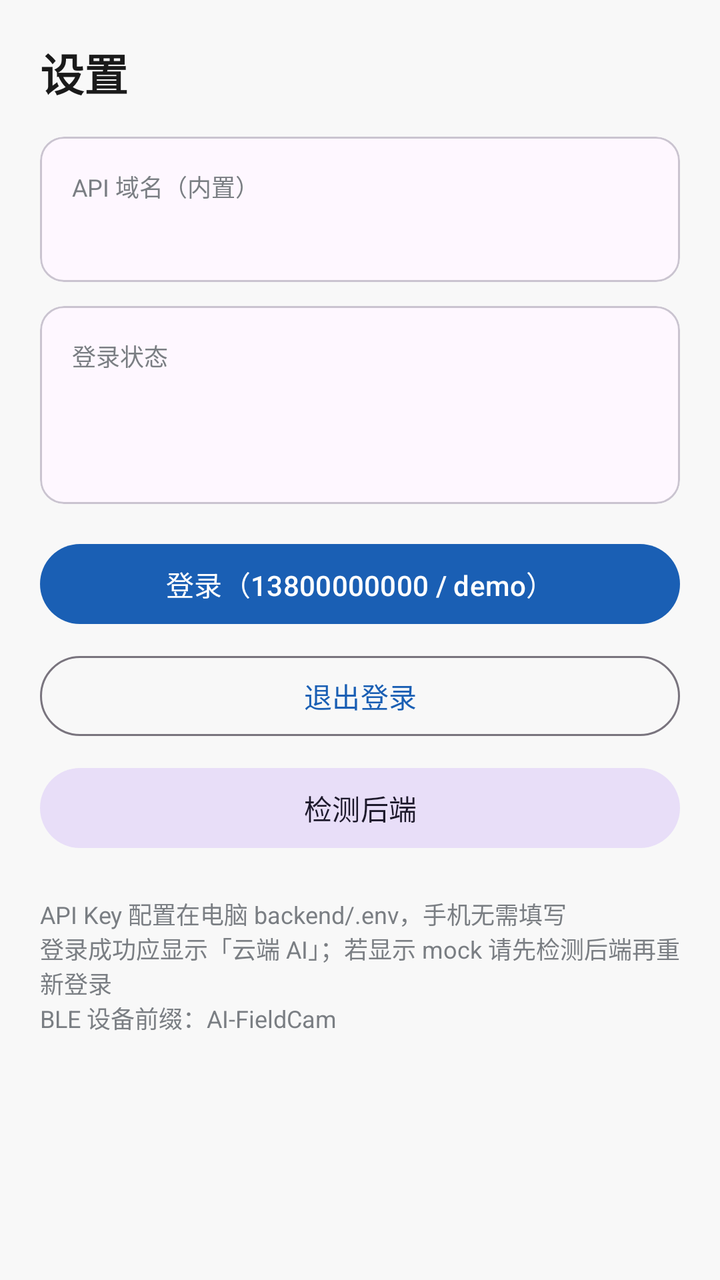
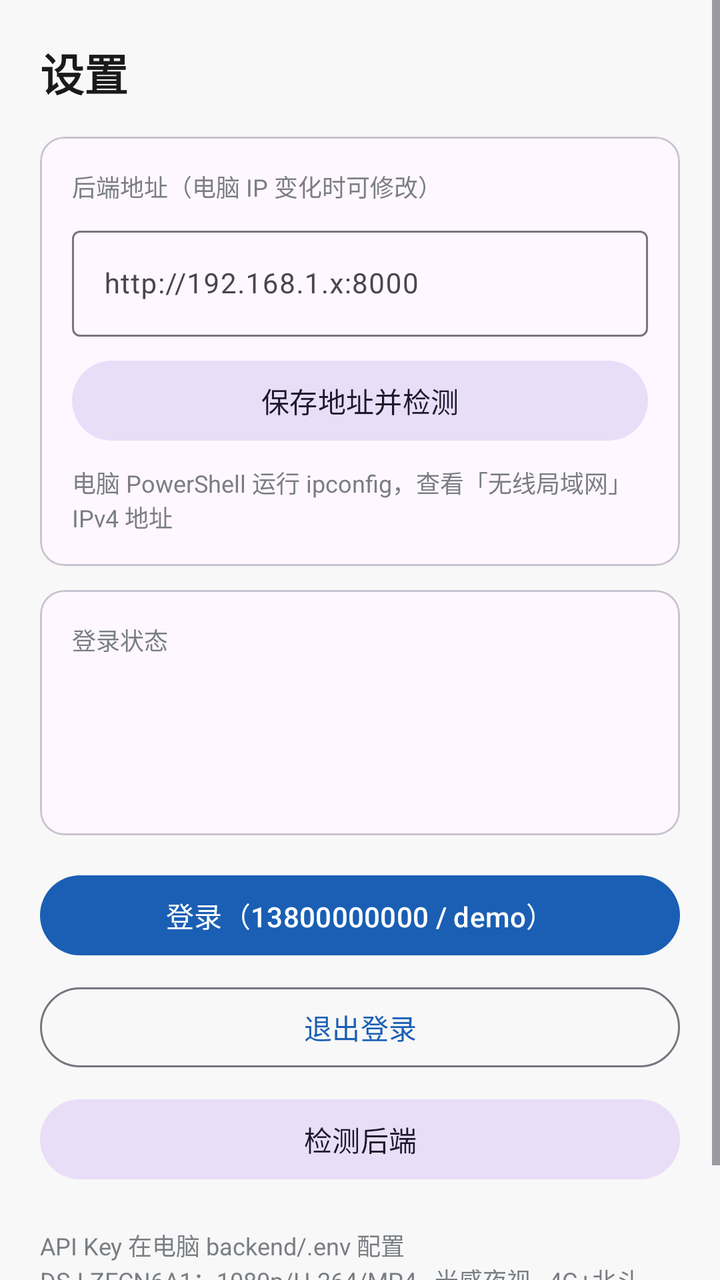

An Android layout rendered at two revisions. The XML below is the earlier revision; the diff shows what the commit changed to produce the second picture.
<!-- AndroidManifest.xml: application theme Theme.AIFieldCam -->
<!-- res/layout/fragment_settings.xml -->
<?xml version="1.0" encoding="utf-8"?>
<ScrollView
    xmlns:android="http://schemas.android.com/apk/res/android"
    android:layout_width="match_parent"
    android:layout_height="match_parent"
    android:background="@color/background"
    android:fillViewport="true">

    <LinearLayout
        android:layout_width="match_parent"
        android:layout_height="wrap_content"
        android:orientation="vertical"
        android:padding="20dp">

        <TextView
            android:layout_width="wrap_content"
            android:layout_height="wrap_content"
            android:text="设置"
            android:textColor="@color/on_background"
            android:textSize="22sp"
            android:textStyle="bold" />

        <com.google.android.material.card.MaterialCardView
            android:layout_width="match_parent"
            android:layout_height="wrap_content"
            android:layout_marginTop="16dp">

            <LinearLayout
                android:layout_width="match_parent"
                android:layout_height="wrap_content"
                android:orientation="vertical"
                android:padding="16dp">

                <TextView
                    android:layout_width="wrap_content"
                    android:layout_height="wrap_content"
                    android:text="API 域名（内置）"
                    android:textColor="@color/on_surface_variant"
                    android:textSize="12sp" />

                <TextView
                    android:id="@+id/tv_api_url"
                    android:layout_width="wrap_content"
                    android:layout_height="wrap_content"
                    android:layout_marginTop="4dp"
                    android:textColor="@color/primary"
                    android:textSize="14sp" />

            </LinearLayout>
        </com.google.android.material.card.MaterialCardView>

        <com.google.android.material.card.MaterialCardView
            android:layout_width="match_parent"
            android:layout_height="wrap_content"
            android:layout_marginTop="12dp">

            <LinearLayout
                android:layout_width="match_parent"
                android:layout_height="wrap_content"
                android:orientation="vertical"
                android:padding="16dp">

                <TextView
                    android:layout_width="wrap_content"
                    android:layout_height="wrap_content"
                    android:text="登录状态"
                    android:textColor="@color/on_surface_variant"
                    android:textSize="12sp" />

                <TextView
                    android:id="@+id/tv_login_status"
                    android:layout_width="wrap_content"
                    android:layout_height="wrap_content"
                    android:layout_marginTop="4dp"
                    android:textColor="@color/on_background"
                    android:textSize="16sp" />

                <TextView
                    android:id="@+id/tv_health"
                    android:layout_width="wrap_content"
                    android:layout_height="wrap_content"
                    android:layout_marginTop="6dp"
                    android:textColor="@color/on_surface_variant"
                    android:textSize="13sp" />

            </LinearLayout>
        </com.google.android.material.card.MaterialCardView>

        <com.google.android.material.button.MaterialButton
            android:id="@+id/btn_login"
            android:layout_width="match_parent"
            android:layout_height="wrap_content"
            android:layout_marginTop="16dp"
            android:text="登录（13800000000 / demo）" />

        <com.google.android.material.button.MaterialButton
            android:id="@+id/btn_logout"
            style="@style/Widget.Material3.Button.OutlinedButton"
            android:layout_width="match_parent"
            android:layout_height="wrap_content"
            android:layout_marginTop="8dp"
            android:text="退出登录" />

        <com.google.android.material.button.MaterialButton
            android:id="@+id/btn_ping"
            style="@style/Widget.Material3.Button.TonalButton"
            android:layout_width="match_parent"
            android:layout_height="wrap_content"
            android:layout_marginTop="8dp"
            android:text="检测后端" />

        <TextView
            android:layout_width="match_parent"
            android:layout_height="wrap_content"
            android:layout_marginTop="20dp"
            android:text="API Key 配置在电脑 backend/.env，手机无需填写\n登录成功应显示「云端 AI」；若显示 mock 请先检测后端再重新登录\nBLE 设备前缀：AI-FieldCam"
            android:textColor="@color/on_surface_variant"
            android:textSize="12sp" />

    </LinearLayout>
</ScrollView>
<!-- resources referenced by this layout -->
<resources>
  <color name="background">#F8F8F8</color>
  <color name="on_background">#1A1A1A</color>
  <color name="on_surface_variant">#7A7E83</color>
  <color name="primary">#1A5FB4</color>
  <style name="Theme.AIFieldCam" parent="Theme.Material3.Light.NoActionBar">
          <item name="colorPrimary">@color/primary</item>
          <item name="colorPrimaryDark">@color/primary_dark</item>
          <item name="android:statusBarColor">@color/surface</item>
          <item name="android:windowLightStatusBar">true</item>
          <item name="android:navigationBarColor">@color/surface</item>
      </style>
  <color name="primary_dark">#0D3B7A</color>
  <color name="surface">#FFFFFF</color>
</resources>

<!-- the commit's change to res/layout/fragment_settings.xml (unified diff, before → after) -->
@@ -34,17 +34,40 @@
                 <TextView
                     android:layout_width="wrap_content"
                     android:layout_height="wrap_content"
-                    android:text="API 域名（内置）"
+                    android:text="后端地址（电脑 IP 变化时可修改）"
                     android:textColor="@color/on_surface_variant"
                     android:textSize="12sp" />
 
+                <com.google.android.material.textfield.TextInputLayout
+                    android:layout_width="match_parent"
+                    android:layout_height="wrap_content"
+                    android:layout_marginTop="8dp"
+                    android:hint="http://192.168.1.x:8000">
+
+                    <com.google.android.material.textfield.TextInputEditText
+                        android:id="@+id/et_api_url"
+                        android:layout_width="match_parent"
+                        android:layout_height="wrap_content"
+                        android:inputType="textUri"
+                        android:textSize="14sp" />
+
+                </com.google.android.material.textfield.TextInputLayout>
+
+                <com.google.android.material.button.MaterialButton
+                    android:id="@+id/btn_save_api"
+                    style="@style/Widget.Material3.Button.TonalButton"
+                    android:layout_width="match_parent"
+                    android:layout_height="wrap_content"
+                    android:layout_marginTop="8dp"
+                    android:text="保存地址并检测" />
+
                 <TextView
-                    android:id="@+id/tv_api_url"
-                    android:layout_width="wrap_content"
+                    android:layout_width="match_parent"
                     android:layout_height="wrap_content"
-                    android:layout_marginTop="4dp"
-                    android:textColor="@color/primary"
-                    android:textSize="14sp" />
+                    android:layout_marginTop="8dp"
+                    android:text="电脑 PowerShell 运行 ipconfig，查看「无线局域网」IPv4 地址"
+                    android:textColor="@color/on_surface_variant"
+                    android:textSize="12sp" />
 
             </LinearLayout>
         </com.google.android.material.card.MaterialCardView>
@@ -83,6 +106,14 @@
                     android:textColor="@color/on_surface_variant"
                     android:textSize="13sp" />
 
+                <TextView
+                    android:id="@+id/tv_platform"
+                    android:layout_width="wrap_content"
+                    android:layout_height="wrap_content"
+                    android:layout_marginTop="6dp"
+                    android:textColor="@color/on_surface_variant"
+                    android:textSize="13sp" />
+
             </LinearLayout>
         </com.google.android.material.card.MaterialCardView>
 
@@ -113,7 +144,7 @@
             android:layout_width="match_parent"
             android:layout_height="wrap_content"
             android:layout_marginTop="20dp"
-            android:text="API Key 配置在电脑 backend/.env，手机无需填写\n登录成功应显示「云端 AI」；若显示 mock 请先检测后端再重新登录\nBLE 设备前缀：AI-FieldCam"
+            android:text="API Key 在电脑 backend/.env 配置\nDSJ-ZECN6A1：1080p/H.264/MP4 · 光感夜视 · 4G+北斗\nIP 变化时修改上方地址并重新登录\nBLE 外接相机前缀：AI-FieldCam"
             android:textColor="@color/on_surface_variant"
             android:textSize="12sp" />
 
